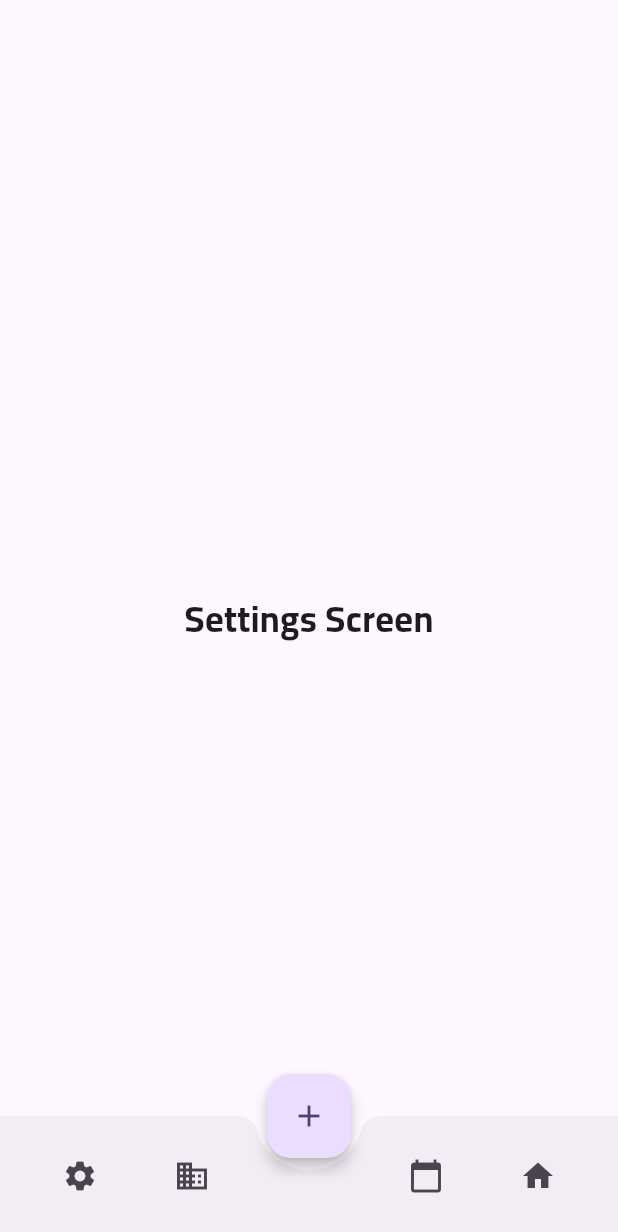
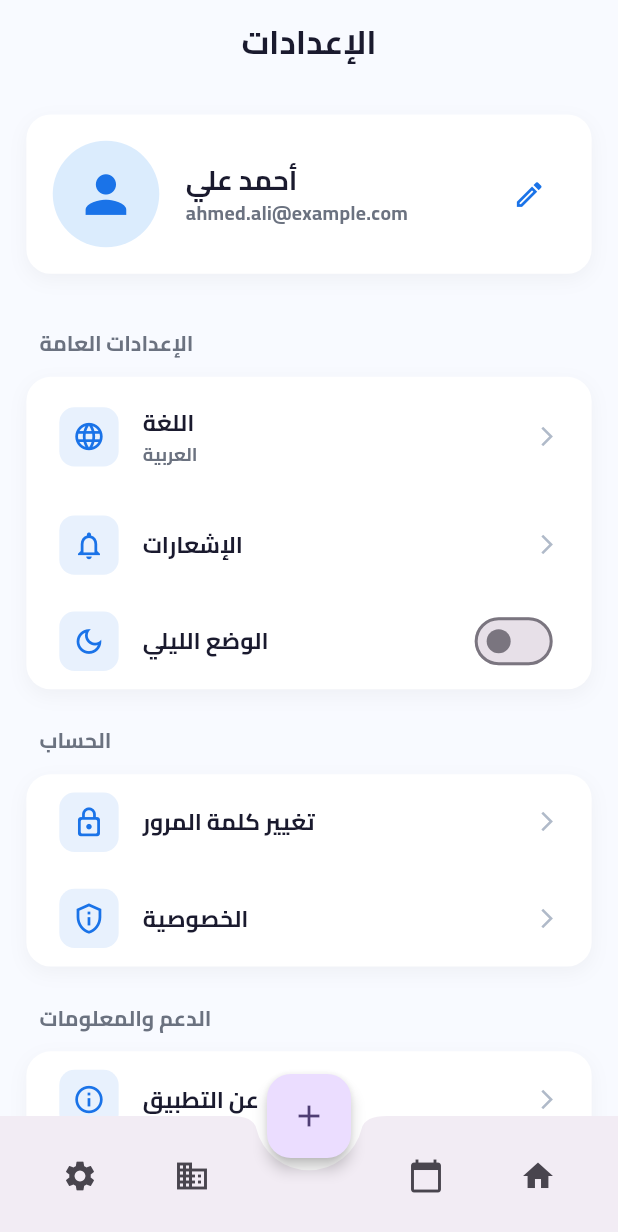
Before and after one commit to Dev-Fady/qa3a_owner, a Flutter app: the SettingsScreen screen opened by its route, on a phone screen of 412 x 824 dp. Shown: the top 1232 px of the screen. Run offline on Flutter 3.47's test engine with Material 3 defaults, Android fonts, the phone set to English and light mode, and no system bars; our stand-ins replace device_preview_plus, dotted_border, flutter_bloc, flutter_screenutil, go_router, hive_flutter and 3 more; accounts and stored records are empty.

Commit message:
done setting screen

```diff
--- a/lib/features/settings/presentation/screen/settings_screen.dart
+++ b/lib/features/settings/presentation/screen/settings_screen.dart
@@ -1,4 +1,10 @@
 import 'package:flutter/material.dart';
+import 'package:flutter_screenutil/flutter_screenutil.dart';
+import 'package:qa3a_owner/core/theme/app_theme.dart';
+import 'package:qa3a_owner/features/settings/presentation/screen/widget/logout.dart';
+import 'package:qa3a_owner/features/settings/presentation/screen/widget/profile_section.dart';
+import 'package:qa3a_owner/features/settings/presentation/screen/widget/settings_item.dart';
+import 'package:qa3a_owner/features/settings/presentation/screen/widget/settings_section.dart';
 
 class SettingsScreen extends StatelessWidget {
   const SettingsScreen({super.key});
@@ -6,10 +12,90 @@ class SettingsScreen extends StatelessWidget {
   @override
   Widget build(BuildContext context) {
     return Scaffold(
-      body: Center(
-        child: Text(
-          'Settings Screen',
-          style: TextStyle(fontSize: 24),
+      backgroundColor: AppColors.background,
+      appBar: AppBar(
+        backgroundColor: Colors.transparent,
+        elevation: 0,
+        title: Text('الإعدادات', style: AppTextStyles.heading2),
+        centerTitle: true,
+      ),
+      body: SingleChildScrollView(
+        physics: const BouncingScrollPhysics(),
+        child: Column(
+          children: [
+            SizedBox(height: 20.h),
+            ProfileSection(),
+            SizedBox(height: 24.h),
+            SettingsSection(
+              title: 'الإعدادات العامة',
+              children: [
+                SettingsItem(
+                  icon: Icons.language_outlined,
+                  title: 'اللغة',
+                  subtitle: 'العربية',
+                  onTap: () {},
+                ),
+                SettingsItem(
+                  icon: Icons.notifications_none_outlined,
+                  title: 'الإشعارات',
+                  onTap: () {},
+                ),
+                SettingsItem(
+                  icon: Icons.dark_mode_outlined,
+                  title: 'الوضع الليلي',
+                  trailing: Switch(
+                    value: false,
+                    onChanged: (value) {},
+                    activeColor: AppColors.primary,
+                  ),
+                  onTap: () {},
+                ),
+              ],
+            ),
+
+            // Account Section
+            SettingsSection(
+              title: 'الحساب',
+              children: [
+                SettingsItem(
+                  icon: Icons.lock_outline_rounded,
+                  title: 'تغيير كلمة المرور',
+                  onTap: () {},
+                ),
+                SettingsItem(
+                  icon: Icons.privacy_tip_outlined,
+                  title: 'الخصوصية',
+                  onTap: () {},
+                ),
+              ],
+            ),
+
+            // Support Section
+            SettingsSection(
+              title: 'الدعم والمعلومات',
+              children: [
+                SettingsItem(
+                  icon: Icons.info_outline,
+                  title: 'عن التطبيق',
+                  onTap: () {},
+                ),
+                SettingsItem(
+                  icon: Icons.star_border_rounded,
+                  title: 'تقييم التطبيق',
+                  onTap: () {},
+                ),
+                SettingsItem(
+                  icon: Icons.help_outline_rounded,
+                  title: 'المساعدة والدعم',
+                  onTap: () {},
+                ),
+              ],
+            ),
+
+            // Logout Button
+            Logout(),
+            SizedBox(height: 80.h), // Bottom nav bar space
+          ],
         ),
       ),
     );
--- /dev/null
+++ b/lib/features/settings/presentation/screen/widget/logout.dart
@@ -0,0 +1,43 @@
+import 'package:flutter/material.dart';
+import 'package:flutter_screenutil/flutter_screenutil.dart';
+import 'package:qa3a_owner/core/theme/app_theme.dart';
+
+class Logout extends StatelessWidget {
+  const Logout({
+    super.key,
+  });
+
+  @override
+  Widget build(BuildContext context) {
+    return Padding(
+      padding: EdgeInsets.all(24.w),
+      child: ElevatedButton(
+        onPressed: () {},
+        style: ElevatedButton.styleFrom(
+          backgroundColor: Colors.white,
+          foregroundColor: AppColors.error,
+          elevation: 0,
+          minimumSize: Size(double.infinity, 56.h),
+          shape: RoundedRectangleBorder(
+            borderRadius: BorderRadius.circular(16.r),
+            side: const BorderSide(color: AppColors.error, width: 1),
+          ),
+        ),
+        child: Row(
+          mainAxisAlignment: MainAxisAlignment.center,
+          children: [
+            const Icon(Icons.logout_rounded, color: AppColors.error),
+            SizedBox(width: 8.w),
+            Text(
+              'تسجيل الخروج',
+              style: AppTextStyles.button.copyWith(
+                color: AppColors.error,
+                fontSize: 16.sp,
+              ),
+            ),
+          ],
+        ),
+      ),
+    );
+  }
+}
--- /dev/null
+++ b/lib/features/settings/presentation/screen/widget/profile_section.dart
@@ -0,0 +1,66 @@
+import 'package:flutter/material.dart';
+import 'package:flutter_screenutil/flutter_screenutil.dart';
+import 'package:qa3a_owner/core/theme/app_theme.dart';
+
+class ProfileSection extends StatelessWidget {
+  const ProfileSection({
+    super.key,
+  });
+
+  @override
+  Widget build(BuildContext context) {
+    return Container(
+      margin: EdgeInsets.symmetric(horizontal: 16.w),
+      padding: EdgeInsets.all(16.w),
+      decoration: BoxDecoration(
+        color: Colors.white,
+        borderRadius: BorderRadius.circular(16.r),
+        boxShadow: [
+          BoxShadow(
+            color: Colors.black.withOpacity(0.04),
+            spreadRadius: 0,
+            blurRadius: 10,
+            offset: const Offset(0, 4),
+          ),
+        ],
+      ),
+      child: Row(
+        children: [
+          CircleAvatar(
+            radius: 35.r,
+            backgroundColor: AppColors.primaryLight.withOpacity(0.2),
+            child: Icon(
+              Icons.person,
+              size: 40.r,
+              color: AppColors.primary,
+            ),
+          ),
+          SizedBox(width: 16.w),
+          Expanded(
+            child: Column(
+              crossAxisAlignment: CrossAxisAlignment.start,
+              children: [
+                Text(
+                  'أحمد علي',
+                  style: AppTextStyles.label.copyWith(fontSize: 18.sp),
+                ),
+                Text(
+                  'ahmed.ali@example.com',
+                  style: AppTextStyles.body2,
+                ),
+              ],
+            ),
+          ),
+          IconButton(
+            onPressed: () {},
+            icon: Icon(
+              Icons.edit_outlined,
+              color: AppColors.primary,
+              size: 20.w,
+            ),
+          ),
+        ],
+      ),
+    );
+  }
+}
--- /dev/null
+++ b/lib/features/settings/presentation/screen/widget/settings_item.dart
@@ -0,0 +1,64 @@
+import 'package:flutter/material.dart';
+import 'package:flutter_screenutil/flutter_screenutil.dart';
+import 'package:qa3a_owner/core/theme/app_theme.dart';
+
+class SettingsItem extends StatelessWidget {
+  final IconData icon;
+  final String title;
+  final String? subtitle;
+  final Widget? trailing;
+  final VoidCallback onTap;
+  final Color? iconColor;
+
+  const SettingsItem({
+    super.key,
+    required this.icon,
+    required this.title,
+    this.subtitle,
+    this.trailing,
+    required this.onTap,
+    this.iconColor,
+  });
+
+  @override
+  Widget build(BuildContext context) {
+    return ListTile(
+      onTap: onTap,
+      contentPadding: EdgeInsets.symmetric(horizontal: 20.w, vertical: 4.h),
+      leading: Container(
+        padding: EdgeInsets.all(8.w),
+        decoration: BoxDecoration(
+          color: (iconColor ?? AppColors.primary).withOpacity(0.1),
+          borderRadius: BorderRadius.circular(10.r),
+        ),
+        child: Icon(
+          icon,
+          color: iconColor ?? AppColors.primary,
+          size: 20.w,
+        ),
+      ),
+      title: Text(
+        title,
+        style: AppTextStyles.label.copyWith(
+          fontSize: 15.sp,
+          color: AppColors.textPrimary,
+        ),
+      ),
+      subtitle: subtitle != null
+          ? Text(
+              subtitle!,
+              style: AppTextStyles.body2.copyWith(
+                fontSize: 12.sp,
+                color: AppColors.textSecondary,
+              ),
+            )
+          : null,
+      trailing: trailing ??
+          Icon(
+            Icons.arrow_forward_ios,
+            size: 14.w,
+            color: AppColors.textHint,
+          ),
+    );
+  }
+}
--- /dev/null
+++ b/lib/features/settings/presentation/screen/widget/settings_section.dart
@@ -0,0 +1,53 @@
+import 'package:flutter/material.dart';
+import 'package:flutter_screenutil/flutter_screenutil.dart';
+import 'package:qa3a_owner/core/theme/app_theme.dart';
+
+class SettingsSection extends StatelessWidget {
+  final String title;
+  final List<Widget> children;
+
+  const SettingsSection({
+    super.key,
+    required this.title,
+    required this.children,
+  });
+
+  @override
+  Widget build(BuildContext context) {
+    return Column(
+      crossAxisAlignment: CrossAxisAlignment.start,
+      children: [
+        Padding(
+          padding: EdgeInsets.symmetric(horizontal: 24.w, vertical: 12.h),
+          child: Text(
+            title,
+            style: AppTextStyles.label.copyWith(
+              fontSize: 14.sp,
+              color: AppColors.textSecondary,
+              fontWeight: FontWeight.w700,
+            ),
+          ),
+        ),
+        Container(
+          margin: EdgeInsets.symmetric(horizontal: 16.w),
+          decoration: BoxDecoration(
+            color: Colors.white,
+            borderRadius: BorderRadius.circular(16.r),
+            boxShadow: [
+              BoxShadow(
+                color: Colors.black.withOpacity(0.04),
+                spreadRadius: 0,
+                blurRadius: 10,
+                offset: const Offset(0, 4),
+              ),
+            ],
+          ),
+          child: Column(
+            children: children,
+          ),
+        ),
+        SizedBox(height: 12.h),
+      ],
+    );
+  }
+}
```
